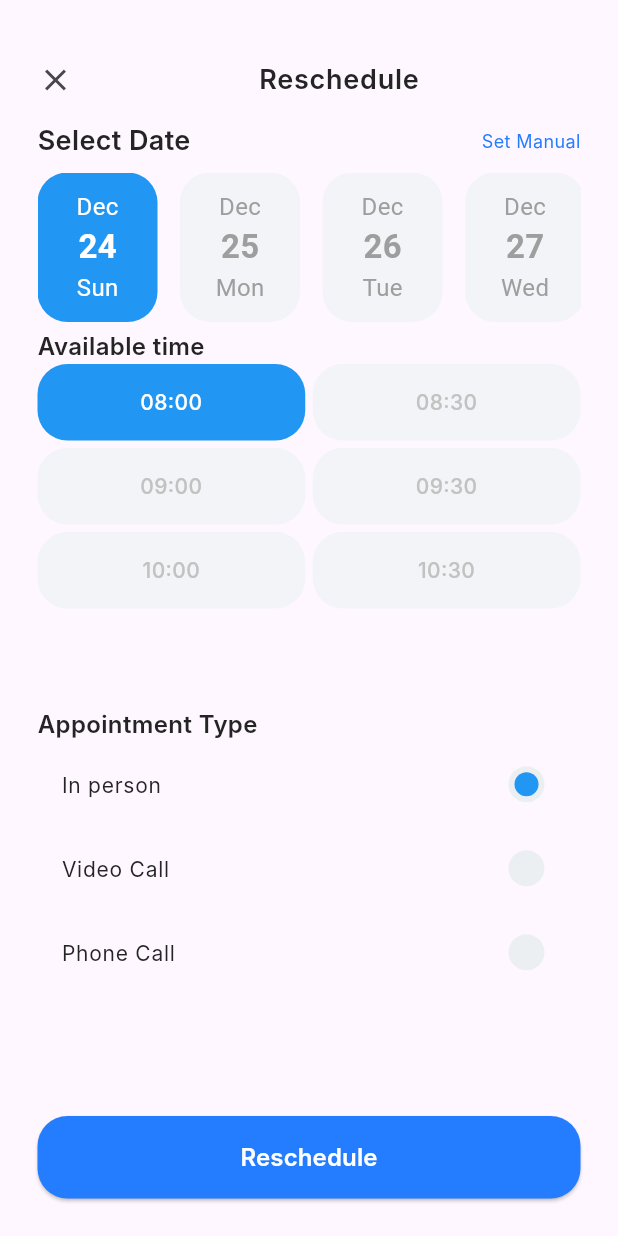
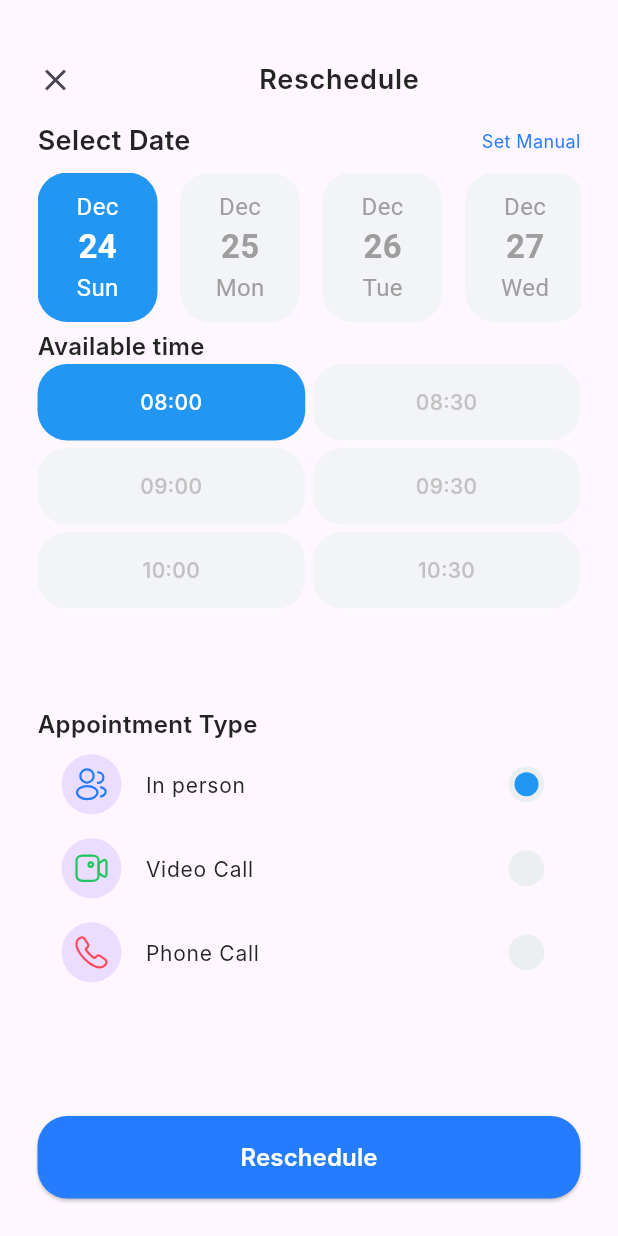
Before and after one commit to mahmoudbakir2015/doc, a Flutter app: the Reschedule screen opened directly, on a phone screen of 412 x 824 dp. Run offline on Flutter 3.47's test engine with Material 3 defaults, Android fonts, the phone set to English and light mode, and no system bars; our stand-ins replace bloc, dio, flutter_bloc, flutter_svg, geolocator, pinput and 2 more; accounts and stored records are empty; network calls fail; Roboto replaces fonts that are missing (Inter).

Commit message:
some refactor and clean code

```diff
--- a/lib/presentation/my_appointment/reschedule/reschedule.dart
+++ b/lib/presentation/my_appointment/reschedule/reschedule.dart
@@ -8,7 +8,7 @@ import '../../../widgets/custom_choose_tile.dart';
 import '../../../widgets/custom_list_tile.dart';
 import '../../../widgets/custom_text_tile.dart';
 import '../../../widgets/default_button.dart';
-import '../details/details.dart';
+import '../details_page/details.dart';
 
 class Reschedule extends StatefulWidget {
   const Reschedule({super.key});
@@ -122,6 +122,7 @@ class _RescheduleState extends State<Reschedule> {
                       activeAppointment = index;
                     },
                     child: CustomChooseTile(
+                      isLeading: true,
                       icon: Constants.appointmentType[index]['icon'].toString(),
                       text: Constants.appointmentType[index]['text'].toString(),
                       choose: index,
--- a/lib/presentation/profile/medical_records/medical_records.dart
+++ b/lib/presentation/profile/medical_records/medical_records.dart
@@ -2,7 +2,9 @@ import 'package:doc/constant/style.dart';
 import 'package:doc/widgets/custom_bold_text.dart';
 import 'package:doc/widgets/custom_list_tile.dart';
 import 'package:flutter/material.dart';
+import 'package:flutter_svg/flutter_svg.dart';
 
+import '../../../constant/assets.dart';
 import 'items.dart';
 
 class MedicalRecord extends StatelessWidget {
@@ -28,7 +30,7 @@ class MedicalRecord extends StatelessWidget {
               child: CustomListTile(
                 trailing: GestureDetector(
                   onTap: () {},
-                  child: const Icon(Icons.list),
+                  child: SvgPicture.asset(Assets.dots),
                 ),
                 isMain: false,
                 text: 'Medical Record',
--- a/lib/presentation/profile/profile.dart
+++ b/lib/presentation/profile/profile.dart
@@ -1,7 +1,7 @@
 import 'package:doc/presentation/profile/diagonestic/diagnostic.dart';
 import 'package:doc/presentation/profile/items.dart';
 import 'package:doc/presentation/profile/medical_records/medical_records.dart';
-import 'package:doc/presentation/profile/my_appointment/my_appointment.dart';
+import 'package:doc/presentation/profile/my_appointment_profile/my_appointment_profile.dart';
 import 'package:doc/presentation/profile/payment/payment.dart';
 import 'package:flutter/material.dart';
 import 'package:flutter_svg/flutter_svg.dart';
```
Also changed, not shown: lib/presentation/my_appointment/my_appointment_screen/my_appointment_screen.dart (+8 -1 lines), lib/presentation/my_appointment/details_page/details.dart (renamed from lib/presentation/my_appointment/details/details.dart), lib/presentation/profile/my_appointment_profile/my_appointment_profile.dart (renamed from lib/presentation/profile/my_appointment/my_appointment.dart).
